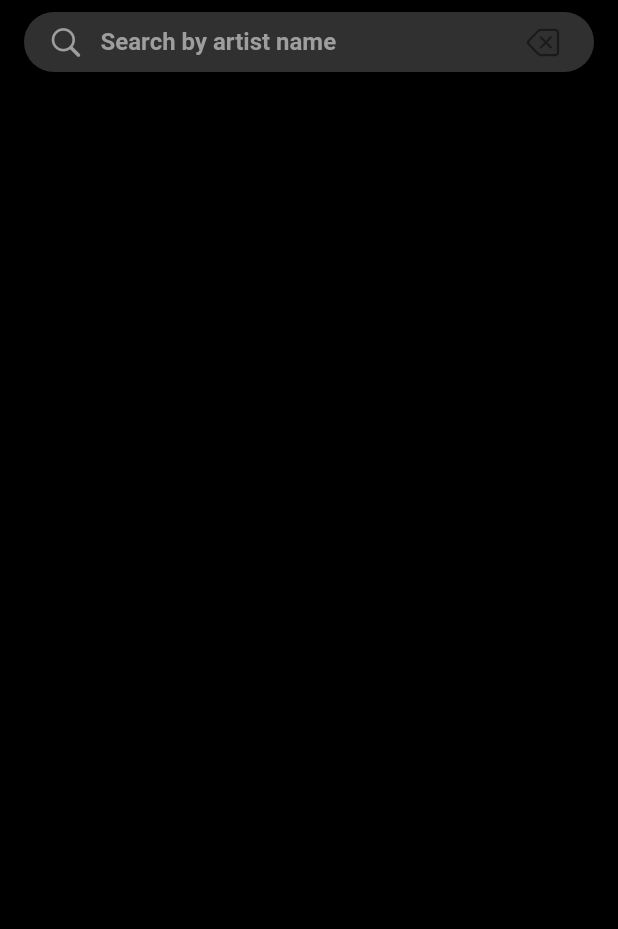
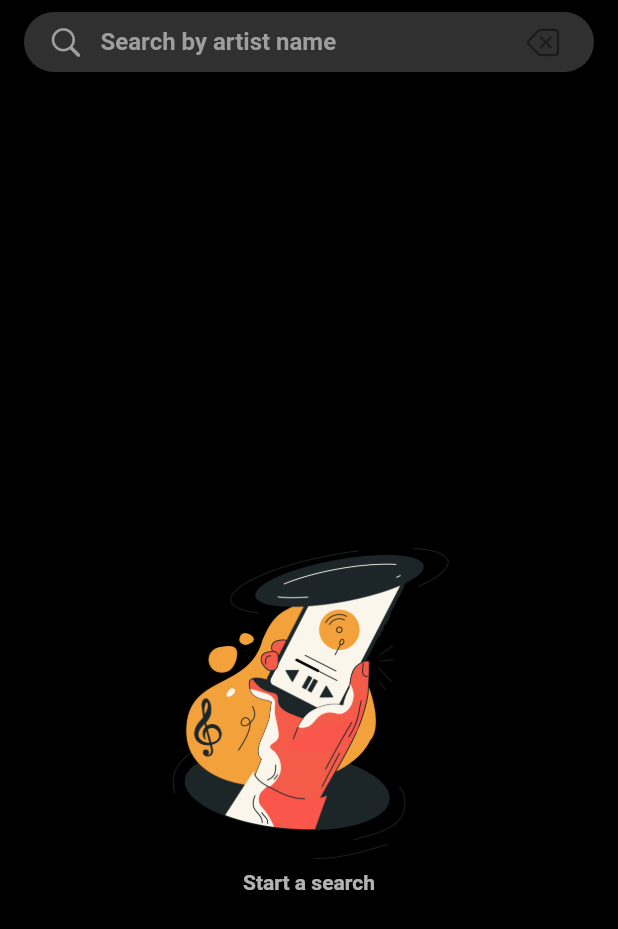
Before and after one commit to Ferrozo/flutter-search-music-app-case-study, a Flutter app: the screen it shows after launch, on a phone screen of 412 x 824 dp. Shown: the top 929 px of the screen. Run offline on Flutter 3.47's test engine with Material 2 defaults, Android fonts, the phone set to English and light mode, and no system bars; our stand-ins replace bloc, dartz, flutter_bloc, freezed_annotation, just_audio.

Commit message:
update the ui design

```diff
--- a/lib/src/presentation/screens/home/home.dart
+++ b/lib/src/presentation/screens/home/home.dart
@@ -24,6 +24,7 @@ class HomePage extends StatelessWidget {
                 builder: (context, state) => state.status.when(
                   initial: () => const EmptyContainer(
                     key: Key('__initial__'),
+                    img: 'src/assets/music_search.png',
                     text: 'Start a search',
                   ),
                   loading: () => const Center(
@@ -35,10 +36,12 @@ class HomePage extends StatelessWidget {
                       ? SongListView(songs: state.songs)
                       : const EmptyContainer(
                           key: Key('__noResult__'),
-                          text: 'No result for this search',
+                          img: 'src/assets/no_result.png',
+                          text: 'No result for this search!',
                         ),
                   failure: () => const EmptyContainer(
                     key: Key('__searchFailed__'),
+                    img: 'src/assets/music_search.png',
                     text: 'Oops! Something went wrong.',
                   ),
                 ),
--- a/lib/src/presentation/widgets/empty/empty_container.dart
+++ b/lib/src/presentation/widgets/empty/empty_container.dart
@@ -1,13 +1,29 @@
 import 'package:flutter/material.dart';
 
 class EmptyContainer extends StatelessWidget {
-  const EmptyContainer({Key? key, required this.text}) : super(key: key);
+  const EmptyContainer({Key? key, required this.text, required this.img})
+      : super(key: key);
   final String text;
+  final String img;
 
   @override
   Widget build(BuildContext context) {
     return Center(
-      child: Text(text),
+      child: Column(
+        crossAxisAlignment: CrossAxisAlignment.center,
+        mainAxisAlignment: MainAxisAlignment.center,
+        children: [
+          Image.asset(img, width: 200),
+          Text(
+            text,
+            style: const TextStyle(
+              color: Colors.white70,
+              fontWeight: FontWeight.bold,
+              fontSize: 14,
+            ),
+          ),
+        ],
+      ),
     );
   }
 }
```
Also changed, not shown: src/assets/music_search.png (added), src/assets/no_result.png (added).
